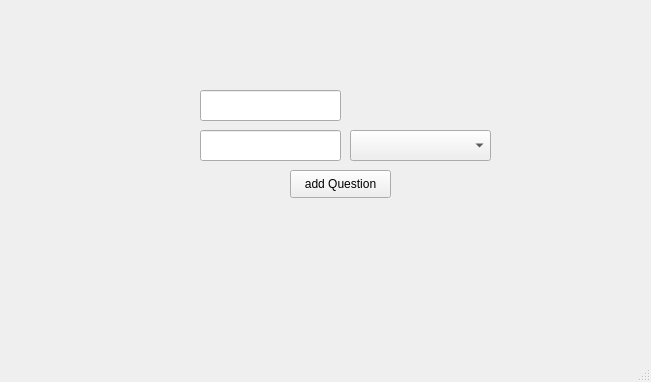
Before: the Qt Designer form qt/praktika_10_05/addquestionwindow.ui in timazarenok/QT, drawn with Qt 5.
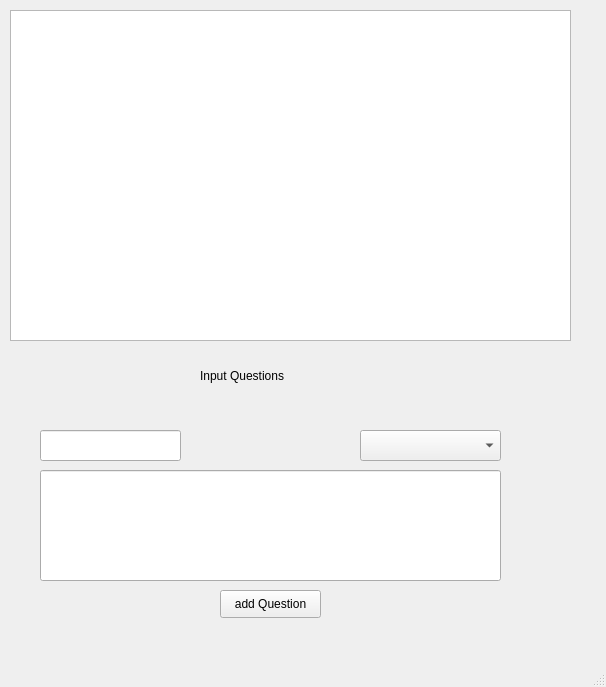
After: the same form once the commit is applied.

```diff
--- a/qt/praktika_10_05/addquestionwindow.ui
+++ b/qt/praktika_10_05/addquestionwindow.ui
@@ -6,8 +6,8 @@
    <rect>
     <x>0</x>
     <y>0</y>
-    <width>651</width>
-    <height>382</height>
+    <width>606</width>
+    <height>687</height>
    </rect>
   </property>
   <property name="windowTitle">
@@ -17,8 +17,8 @@
    <widget class="QComboBox" name="comboBox">
     <property name="geometry">
      <rect>
-      <x>350</x>
-      <y>130</y>
+      <x>360</x>
+      <y>430</y>
       <width>141</width>
       <height>31</height>
      </rect>
@@ -27,8 +27,8 @@
    <widget class="QPushButton" name="pushButton">
     <property name="geometry">
      <rect>
-      <x>290</x>
-      <y>170</y>
+      <x>220</x>
+      <y>590</y>
       <width>101</width>
       <height>28</height>
      </rect>
@@ -40,23 +40,46 @@
    <widget class="QLineEdit" name="lineEdit">
     <property name="geometry">
      <rect>
-      <x>200</x>
-      <y>130</y>
-      <width>141</width>
-      <height>31</height>
+      <x>40</x>
+      <y>470</y>
+      <width>461</width>
+      <height>111</height>
      </rect>
     </property>
    </widget>
    <widget class="QLineEdit" name="difficult_line_edit">
     <property name="geometry">
      <rect>
-      <x>200</x>
-      <y>90</y>
+      <x>40</x>
+      <y>430</y>
       <width>141</width>
       <height>31</height>
      </rect>
     </property>
    </widget>
+   <widget class="QLabel" name="label">
+    <property name="geometry">
+     <rect>
+      <x>200</x>
+      <y>360</y>
+      <width>151</width>
+      <height>31</height>
+     </rect>
+    </property>
+    <property name="text">
+     <string>Input Questions</string>
+    </property>
+   </widget>
+   <widget class="QTableView" name="QuestionstableView">
+    <property name="geometry">
+     <rect>
+      <x>10</x>
+      <y>10</y>
+      <width>561</width>
+      <height>331</height>
+     </rect>
+    </property>
+   </widget>
   </widget>
   <widget class="QMenuBar" name="menubar">
    <property name="geometry">
```
Left out of the diff: 4 changed lines with no effect on the pictures.
